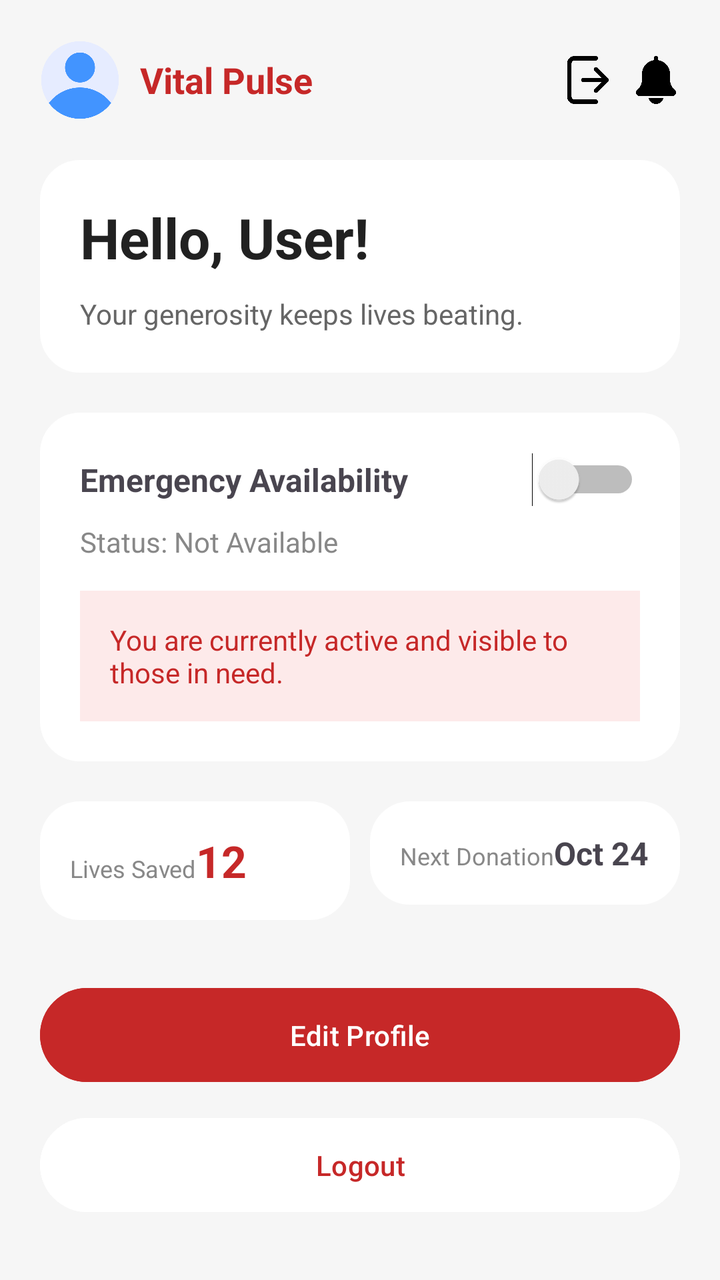
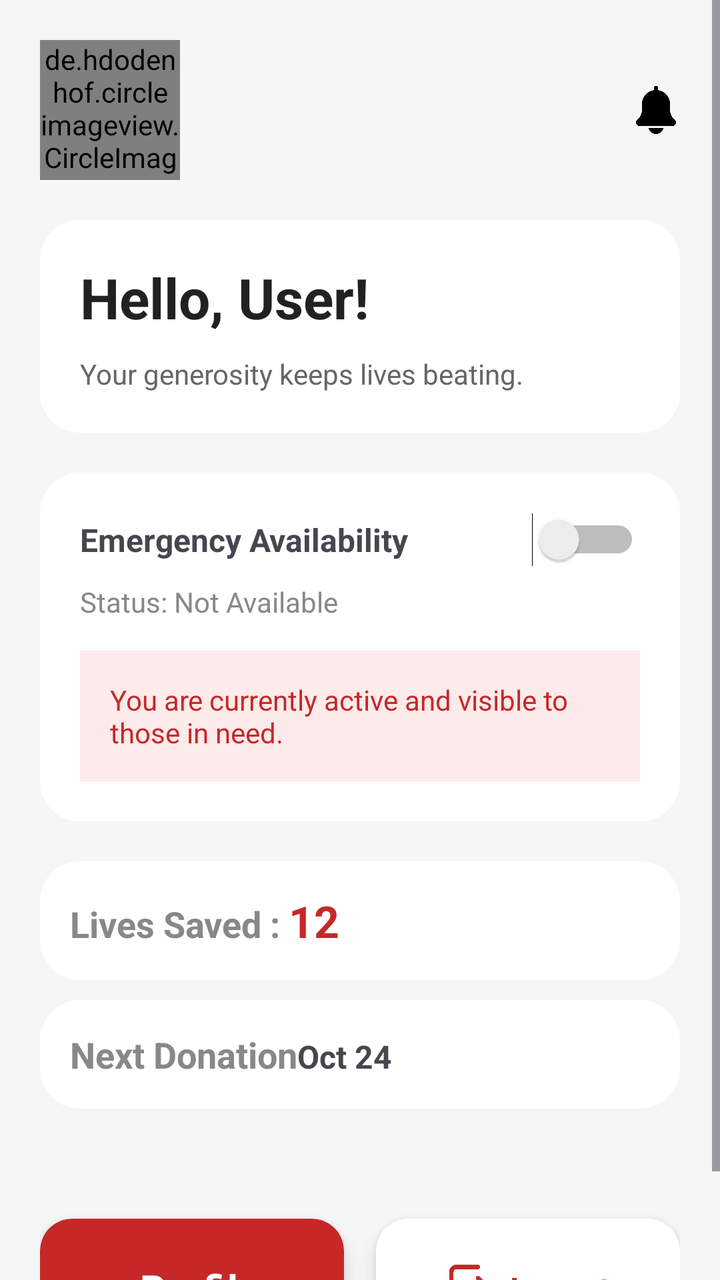

Two renders of the same Android screen: before a commit and after it. Below are the layout's source before the change and the commit's diff.
<!-- AndroidManifest.xml: application theme Theme.BloodDonarNet -->
<!-- res/layout/activity_donor_dashboard.xml -->
<?xml version="1.0" encoding="utf-8"?>
<ScrollView xmlns:android="http://schemas.android.com/apk/res/android"
    android:layout_width="match_parent"
    android:layout_height="match_parent"
    android:background="#F6F6F6">

    <LinearLayout
        android:orientation="vertical"
        android:padding="20dp"
        android:layout_width="match_parent"
        android:layout_height="wrap_content">


        <LinearLayout
            android:layout_width="match_parent"
            android:layout_height="wrap_content"
            android:orientation="horizontal"
            android:gravity="center_vertical">

            <ImageView
                android:layout_width="40dp"
                android:layout_height="40dp"
                android:src="@drawable/profile"/>

            <TextView
                android:layout_marginStart="10dp"
                android:text="Vital Pulse"
                android:textColor="#C62828"
                android:textSize="18sp"
                android:textStyle="bold"
                android:layout_width="wrap_content"
                android:layout_height="wrap_content"/>

            <View
                android:layout_weight="1"
                android:layout_width="0dp"
                android:layout_height="0dp"/>
            <ImageView
                android:layout_width="24dp"
                android:layout_height="24dp"
                android:id="@+id/logout"
               android:layout_marginRight="10dp"
                android:src="@drawable/logout"/>


            <ImageView
                android:layout_width="24dp"
                android:layout_height="24dp"
                android:src="@drawable/bell"/>

        </LinearLayout>


        <LinearLayout
            android:layout_width="match_parent"
            android:layout_height="wrap_content"
            android:orientation="vertical"
            android:padding="20dp"
            android:layout_marginTop="20dp"
            android:background="@drawable/card_bg">

            <TextView
                android:id="@+id/welcomeText"
                android:text="Hello, User!"
                android:textSize="28sp"
                android:textStyle="bold"
                android:textColor="#212121"
                android:layout_width="wrap_content"
                android:layout_height="wrap_content"/>

            <TextView
                android:text="Your generosity keeps lives beating."
                android:textSize="14sp"
                android:textColor="#666"
                android:layout_marginTop="10dp"
                android:layout_width="wrap_content"
                android:layout_height="wrap_content"/>
        </LinearLayout>


        <LinearLayout
            android:layout_width="match_parent"
            android:layout_height="wrap_content"
            android:orientation="vertical"
            android:padding="20dp"
            android:layout_marginTop="20dp"
            android:background="@drawable/card_bg">

            <LinearLayout
                android:layout_width="match_parent"
                android:layout_height="wrap_content"
                android:orientation="horizontal"
                android:gravity="center_vertical">

                <TextView
                    android:text="Emergency Availability"
                    android:textSize="16sp"
                    android:textStyle="bold"
                    android:layout_width="0dp"
                    android:layout_weight="1"
                    android:layout_height="wrap_content"/>

                <Switch
                    android:id="@+id/availabilitySwitch"
                    android:layout_width="wrap_content"
                    android:layout_height="wrap_content"/>
            </LinearLayout>

            <TextView
                android:id="@+id/statusText"
                android:text="Status: Not Available"
                android:textColor="#888"
                android:layout_marginTop="8dp"
                android:layout_width="wrap_content"
                android:layout_height="wrap_content"/>

            
            <TextView
                android:layout_width="match_parent"
                android:layout_height="wrap_content"
                android:text="You are currently active and visible to those in need."
                android:padding="15dp"
                android:layout_marginTop="15dp"
                android:background="#FDEAEA"
                android:textColor="#C62828"/>
        </LinearLayout>

        
        <LinearLayout
            android:layout_width="match_parent"
            android:layout_height="wrap_content"
            android:orientation="horizontal"
            android:layout_marginTop="20dp">

            
            <LinearLayout
                android:layout_width="0dp"
                android:layout_weight="1"
                android:layout_height="wrap_content"
                android:padding="15dp"
                android:background="@drawable/card_bg">

                <TextView
                    android:text="Lives Saved"
                    android:textSize="12sp"
                    android:textColor="#888"
                    android:layout_width="wrap_content"
                    android:layout_height="wrap_content"/>

                <TextView
                    android:id="@+id/livesSaved"
                    android:text="12"
                    android:textSize="22sp"
                    android:textStyle="bold"
                    android:textColor="#C62828"
                    android:layout_width="wrap_content"
                    android:layout_height="wrap_content"/>
            </LinearLayout>

            
            <LinearLayout
                android:layout_width="0dp"
                android:layout_weight="1"
                android:layout_marginStart="10dp"
                android:layout_height="wrap_content"
                android:padding="15dp"
                android:background="@drawable/card_bg">

                <TextView
                    android:text="Next Donation"
                    android:textSize="12sp"
                    android:textColor="#888"
                    android:layout_width="wrap_content"
                    android:layout_height="wrap_content"/>

                <TextView
                    android:id="@+id/nextDate"
                    android:text="Oct 24"
                    android:textSize="16sp"
                    android:textStyle="bold"
                    android:layout_width="wrap_content"
                    android:layout_height="wrap_content"/>
            </LinearLayout>

        </LinearLayout>


        <Button
            android:id="@+id/editProfileBtn"
            android:layout_width="match_parent"
            android:layout_height="55dp"
            android:text="Edit Profile"
            android:layout_marginTop="30dp"
            android:backgroundTint="#C62828"
            android:textColor="#FFFFFF"/>

        <Button
            android:id="@+id/logoutBtn"
            android:layout_width="match_parent"
            android:layout_height="55dp"
            android:text="Logout"
            android:layout_marginTop="10dp"
            android:textColor="#C62828"
            android:backgroundTint="#FFFFFF"/>

    </LinearLayout>
</ScrollView>
<!-- resources referenced by this layout -->
<resources>
  <!-- drawable bell: png bitmap (drawable, 8438 bytes) -->
  <!-- drawable card_bg (drawable) -->
  <shape xmlns:android="http://schemas.android.com/apk/res/android">
      <solid android:color="#FFFFFF"/>
      <corners android:radius="20dp"/>
  </shape>
  <!-- drawable logout: png bitmap (drawable, 7623 bytes) -->
  <!-- drawable profile: png bitmap (drawable, 19293 bytes) -->
  <style name="Theme.BloodDonarNet" parent="Base.Theme.BloodDonarNet" />
  <style name="Base.Theme.BloodDonarNet" parent="Theme.Material3.DayNight.NoActionBar">
          
          
      </style>
</resources>

<!-- the commit's change to res/layout/activity_donor_dashboard.xml (unified diff, before → after) -->
@@ -1,7 +1,9 @@
 <?xml version="1.0" encoding="utf-8"?>
 <ScrollView xmlns:android="http://schemas.android.com/apk/res/android"
+    xmlns:tools="http://schemas.android.com/tools"
     android:layout_width="match_parent"
     android:layout_height="match_parent"
+    xmlns:app="http://schemas.android.com/apk/res-auto"
     android:background="#F6F6F6">
 
     <LinearLayout
@@ -17,36 +19,23 @@
             android:orientation="horizontal"
             android:gravity="center_vertical">
 
-            <ImageView
-                android:layout_width="40dp"
-                android:layout_height="40dp"
-                android:src="@drawable/profile"/>
-
-            <TextView
-                android:layout_marginStart="10dp"
-                android:text="Vital Pulse"
-                android:textColor="#C62828"
-                android:textSize="18sp"
-                android:textStyle="bold"
-                android:layout_width="wrap_content"
-                android:layout_height="wrap_content"/>
-
+            <de.hdodenhof.circleimageview.CircleImageView
+                android:id="@+id/profileimg"
+                android:layout_width="70dp"
+                android:layout_height="70dp"
+                android:src="@drawable/profile"
+                app:civ_border_width="2dp"
+                app:civ_border_color="#FF0000"/>
             <View
-                android:layout_weight="1"
                 android:layout_width="0dp"
-                android:layout_height="0dp"/>
+                android:layout_height="0dp"
+                android:layout_weight="1"/>
+
             <ImageView
                 android:layout_width="24dp"
                 android:layout_height="24dp"
-                android:id="@+id/logout"
-               android:layout_marginRight="10dp"
-                android:src="@drawable/logout"/>
-
-
-            <ImageView
-                android:layout_width="24dp"
-                android:layout_height="24dp"
-                android:src="@drawable/bell"/>
+                android:id="@+id/notification"
+                android:src="@drawable/bell" />
 
         </LinearLayout>
 
@@ -114,7 +103,7 @@
                 android:layout_width="wrap_content"
                 android:layout_height="wrap_content"/>
 
-            
+
             <TextView
                 android:layout_width="match_parent"
                 android:layout_height="wrap_content"
@@ -125,25 +114,25 @@
                 android:textColor="#C62828"/>
         </LinearLayout>
 
-        
-        <LinearLayout
-            android:layout_width="match_parent"
-            android:layout_height="wrap_content"
-            android:orientation="horizontal"
+
+        <LinearLayout
+            android:layout_width="match_parent"
+            android:layout_height="wrap_content"
+            android:orientation="vertical"
             android:layout_marginTop="20dp">
 
-            
+
             <LinearLayout
-                android:layout_width="0dp"
-                android:layout_weight="1"
+                android:layout_width="match_parent"
                 android:layout_height="wrap_content"
                 android:padding="15dp"
                 android:background="@drawable/card_bg">
 
                 <TextView
-                    android:text="Lives Saved"
-                    android:textSize="12sp"
+                    android:text="Lives Saved : "
+                    android:textSize="18sp"
                     android:textColor="#888"
+                    android:textStyle="bold"
                     android:layout_width="wrap_content"
                     android:layout_height="wrap_content"/>
 
@@ -157,18 +146,18 @@
                     android:layout_height="wrap_content"/>
             </LinearLayout>
 
-            
+
             <LinearLayout
-                android:layout_width="0dp"
-                android:layout_weight="1"
-                android:layout_marginStart="10dp"
-                android:layout_height="wrap_content"
+                android:layout_width="match_parent"
+                android:layout_height="wrap_content"
+                android:layout_marginTop="10dp"
                 android:padding="15dp"
                 android:background="@drawable/card_bg">
 
                 <TextView
                     android:text="Next Donation"
-                    android:textSize="12sp"
+                    android:textSize="18sp"
+                    android:textStyle="bold"
                     android:textColor="#888"
                     android:layout_width="wrap_content"
                     android:layout_height="wrap_content"/>
@@ -185,23 +174,79 @@
         </LinearLayout>
 
 
-        <Button
-            android:id="@+id/editProfileBtn"
-            android:layout_width="match_parent"
-            android:layout_height="55dp"
-            android:text="Edit Profile"
-            android:layout_marginTop="30dp"
-            android:backgroundTint="#C62828"
-            android:textColor="#FFFFFF"/>
-
-        <Button
-            android:id="@+id/logoutBtn"
-            android:layout_width="match_parent"
-            android:layout_height="55dp"
-            android:text="Logout"
-            android:layout_marginTop="10dp"
-            android:textColor="#C62828"
-            android:backgroundTint="#FFFFFF"/>
+        <LinearLayout
+            android:layout_width="match_parent"
+            android:layout_height="wrap_content"
+            android:orientation="horizontal"
+            android:layout_marginTop="20dp"
+            android:weightSum="2">
+
+
+            <androidx.cardview.widget.CardView
+                android:layout_width="0dp"
+                android:layout_height="70dp"
+                android:id="@+id/profile"
+                android:layout_weight="1"
+                android:layout_marginEnd="8dp"
+                app:cardCornerRadius="16dp"
+                android:layout_marginTop="35sp"
+                app:cardElevation="6dp"
+                app:cardBackgroundColor="#C62828">
+
+                <LinearLayout
+                    android:layout_width="match_parent"
+                    android:layout_height="match_parent"
+                    android:gravity="center"
+                    android:orientation="horizontal">
+
+                    <TextView
+                        android:layout_width="wrap_content"
+                        android:layout_height="wrap_content"
+                        android:text="Profile"
+                        android:textColor="#FFFFFF"
+                        android:textStyle="bold"
+                        android:textSize="20sp"
+                        android:layout_marginStart="8dp"/>
+                </LinearLayout>
+            </androidx.cardview.widget.CardView>
+
+
+            <androidx.cardview.widget.CardView
+                android:layout_width="0dp"
+                android:layout_height="70dp"
+                android:id="@+id/logout"
+                android:layout_weight="1"
+                android:layout_marginTop="35sp"
+                android:layout_marginStart="8dp"
+                app:cardCornerRadius="16dp"
+                app:cardElevation="6dp"
+                app:cardBackgroundColor="#FFFFFF">
+
+                <LinearLayout
+                    android:layout_width="match_parent"
+                    android:layout_height="match_parent"
+                    android:gravity="center"
+                    android:orientation="horizontal">
+
+                    <ImageView
+                        android:layout_width="24dp"
+                        android:layout_height="24dp"
+                        android:src="@drawable/logout"
+                        android:tint="#C62828"
+                        tools:ignore="UseAppTint" />
+
+                    <TextView
+                        android:layout_width="wrap_content"
+                        android:layout_height="wrap_content"
+                        android:text="Logout"
+                        android:textColor="#C62828"
+                        android:textStyle="bold"
+                        android:textSize="16sp"
+                        android:layout_marginStart="8dp"/>
+                </LinearLayout>
+            </androidx.cardview.widget.CardView>
+
+        </LinearLayout>
 
     </LinearLayout>
 </ScrollView>
